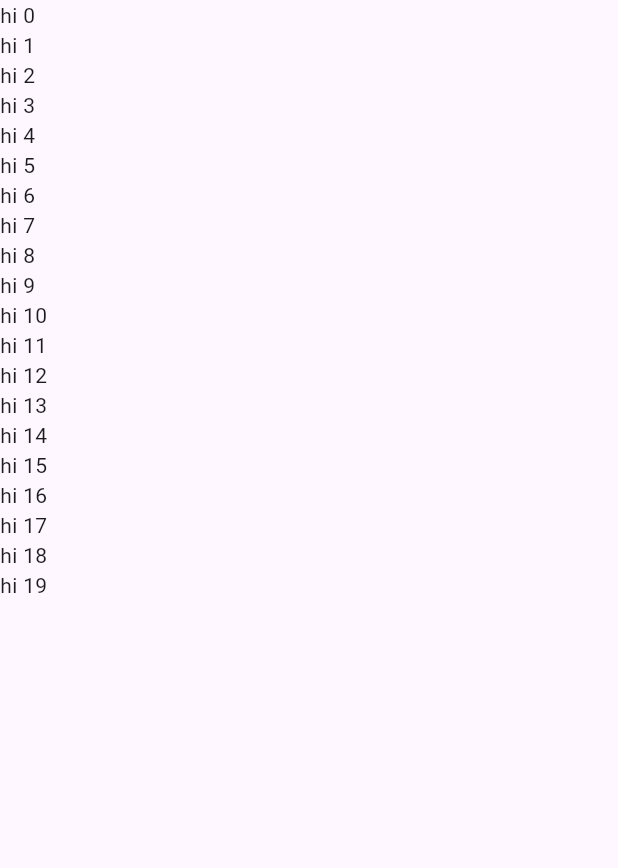
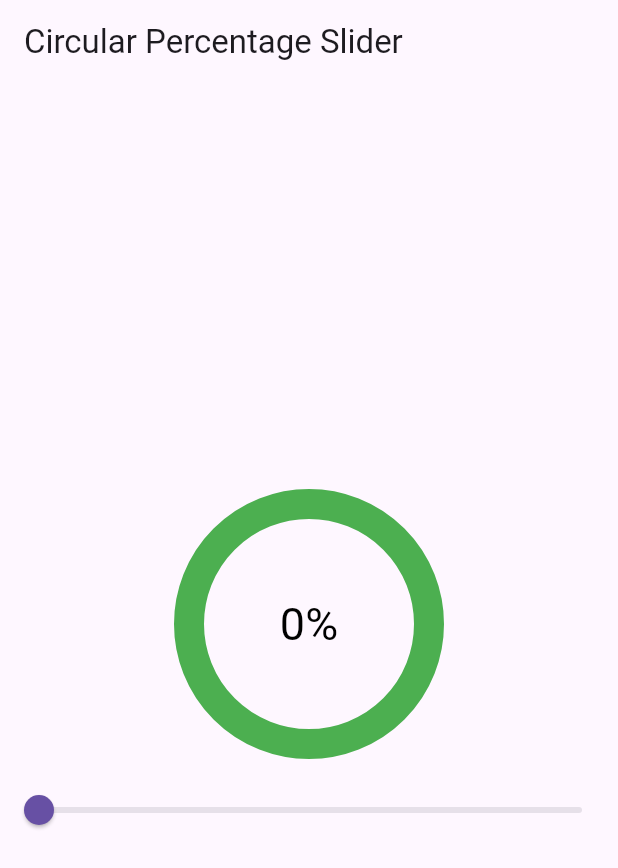
Before and after one commit to KSABBAS/My-Flutter-tools, a Flutter app: the screen it shows after launch, on a phone screen of 412 x 824 dp. Shown: the top 868 px of the screen. Run offline on Flutter 3.47's test engine with Material 3 defaults, Android fonts, the phone set to English and light mode, and no system bars; our stand-ins replace video_player; missing offline and left inert: insta_image_viewer, media_kit.

Commit message:
Added percentage circle

```diff
--- /dev/null
+++ b/my_tools_development/lib/MyTools/tools/Painter_tools/PercentageCircle.dart
@@ -0,0 +1,49 @@
+import 'package:flutter/material.dart';
+class PercentageCircle extends CustomPainter {
+  final double percentage;
+  final Color fillColor;
+  final Color backgroundColor;
+
+  PercentageCircle(this.percentage,
+      {this.fillColor = Colors.blueAccent,
+      this.backgroundColor = Colors.white});
+
+  @override
+  void paint(Canvas canvas, Size size) {
+    final Paint backgroundPaint = Paint()
+      ..color = backgroundColor
+      ..style = PaintingStyle.stroke
+      ..strokeWidth = 20 // Adjust stroke width
+      ..strokeCap = StrokeCap.round;
+
+    final Paint fillPaint = Paint()
+      ..color = fillColor
+      ..style = PaintingStyle.stroke
+      ..strokeWidth = 20 // Adjust stroke width
+      ..strokeCap = StrokeCap.round;
+
+    final Offset center = Offset(size.width / 2, size.height / 2);
+    final double radius = size.width / 2 - 20; // Adjust for stroke width
+
+    // Draw the background circle
+    canvas.drawCircle(center, radius, backgroundPaint);
+
+    // Draw the filled arc with rounded edges
+    final double startAngle = -90 * (3.14159265358979323846 / 180);
+    final double sweepAngle = percentage * 360 * (3.14159265358979323846 / 180);
+    canvas.drawArc(
+      Rect.fromCircle(center: center, radius: radius),
+      startAngle,
+      sweepAngle,
+      false,
+      fillPaint,
+    );
+  }
+
+  @override
+  bool shouldRepaint(PercentageCircle oldDelegate) {
+    return oldDelegate.percentage != percentage ||
+        oldDelegate.fillColor != fillColor ||
+        oldDelegate.backgroundColor != backgroundColor;
+  }
+}
--- a/my_tools_development/lib/main.dart
+++ b/my_tools_development/lib/main.dart
@@ -10,6 +10,7 @@ import 'package:my_tools_development/MyTools/tools/Button_Tools/Radio/MultiRButt
 import 'package:my_tools_development/MyTools/tools/CMaker_Tools/CMaker.dart';
 import 'package:my_tools_development/MyTools/tools/Generator_Tools/generateQRCode.dart';
 import 'package:my_tools_development/MyTools/tools/Image_Tools/Image_Viewers/ClickToOpenImageViwer.dart';
+import 'package:my_tools_development/MyTools/tools/Painter_tools/PercentageCircle.dart';
 import 'package:my_tools_development/MyTools/tools/Scanner_Tools/scanQR.dart';
 import 'package:my_tools_development/MyTools/tools/Selector_Tools/MyColumnWidgetSelector.dart';
 import 'package:my_tools_development/MyTools/tools/Selector_Tools/MyExpandingColumnWidgetSelector.dart';
@@ -20,37 +21,101 @@ import 'package:my_tools_development/MyTools/tools/builder_tools/DistributiveGVi
 import 'package:my_tools_development/MyTools/tools/builder_tools/Specific_height_width_grid.dart';
 import 'package:my_tools_development/MyTools/Functions/WidgetListBuilder.dart';
 
+// void main() {
+//   WidgetsFlutterBinding.ensureInitialized();
+//   MediaKit.ensureInitialized();
+//   runApp(MaterialApp(
+//     home: Scaffold(
+//       body: App(),
+//     ),
+//     debugShowCheckedModeBanner: false,
+//   ));
+// }
+
+// class App extends StatefulWidget {
+//   const App({super.key});
+
+//   @override
+//   State<App> createState() => _AppState();
+// }
+
+// class _AppState extends State<App> {
+//   @override
+//   Widget build(BuildContext context) {
+//     return Center(
+//         child: ListView(
+//             children: WidgetListBuilder(
+//       itemCount: 20,
+//       builder: (index) {
+//         return Text("hi $index");
+//       },
+//       finalList: (finalList) {
+//         print(finalList);
+//       },
+//     )));
+//   }
+// }
+// import 'package:flutter/material.dart';
+
 void main() {
-  WidgetsFlutterBinding.ensureInitialized();
-  MediaKit.ensureInitialized();
-  runApp(MaterialApp(
-    home: Scaffold(
-      body: App(),
-    ),
-    debugShowCheckedModeBanner: false,
-  ));
+  runApp(MyApp());
 }
 
-class App extends StatefulWidget {
-  const App({super.key});
+class MyApp extends StatelessWidget {
+  @override
+  Widget build(BuildContext context) {
+    return MaterialApp(
+      home: PercentageCirclePage(),
+    );
+  }
+}
+
+class PercentageCirclePage extends StatefulWidget {
+  @override
+  _PercentageCirclePageState createState() => _PercentageCirclePageState();
+}
+
+class _PercentageCirclePageState extends State<PercentageCirclePage> {
+  double _percentage = 0.0;
 
   @override
-  State<App> createState() => _AppState();
-}
-
-class _AppState extends State<App> {
-  @override
   Widget build(BuildContext context) {
-    return Center(
-        child: ListView(
-            children: WidgetListBuilder(
-      itemCount: 20,
-      builder: (index) {
-        return Text("hi $index");
-      },
-      finalList: (finalList) {
-        print(finalList);
-      },
-    )));
+    return Scaffold(
+      appBar: AppBar(
+        title: Text('Circular Percentage Slider'),
+      ),
+      body: Column(
+        mainAxisAlignment: MainAxisAlignment.center,
+        children: <Widget>[
+          Center(
+            child: SizedBox(
+              width: 200,
+              height: 200,
+              child: CustomPaint(
+                painter: PercentageCircle(_percentage,backgroundColor: Colors.green),
+                child: Center(
+                  child: Text(
+                    '${(_percentage * 100).toInt()}%',
+                    style: TextStyle(fontSize: 30, color: Colors.black),
+                  ),
+                ),
+              ),
+            ),
+          ),
+          Slider(
+            value: _percentage,
+            min: 0,
+            max: 1,
+            divisions: 1000,
+            label: '${(_percentage * 100).toInt()}%',
+            onChanged: (value) {
+              setState(() {
+                _percentage = value;
+              });
+            },
+          ),
+        ],
+      ),
+    );
   }
 }
```
